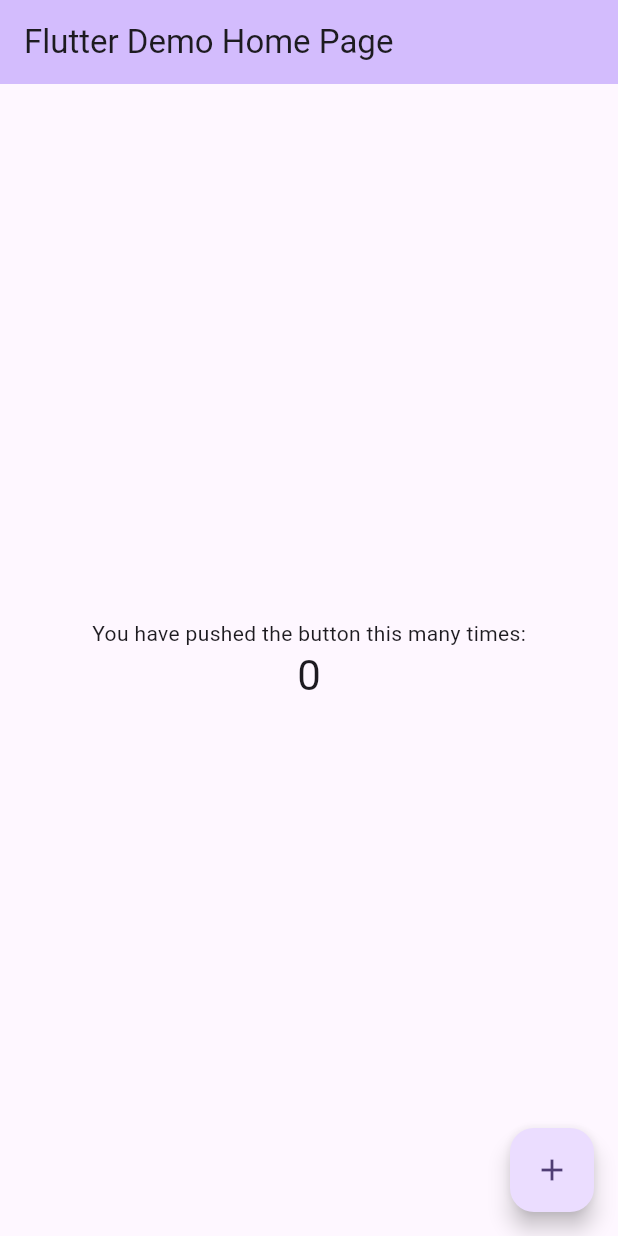
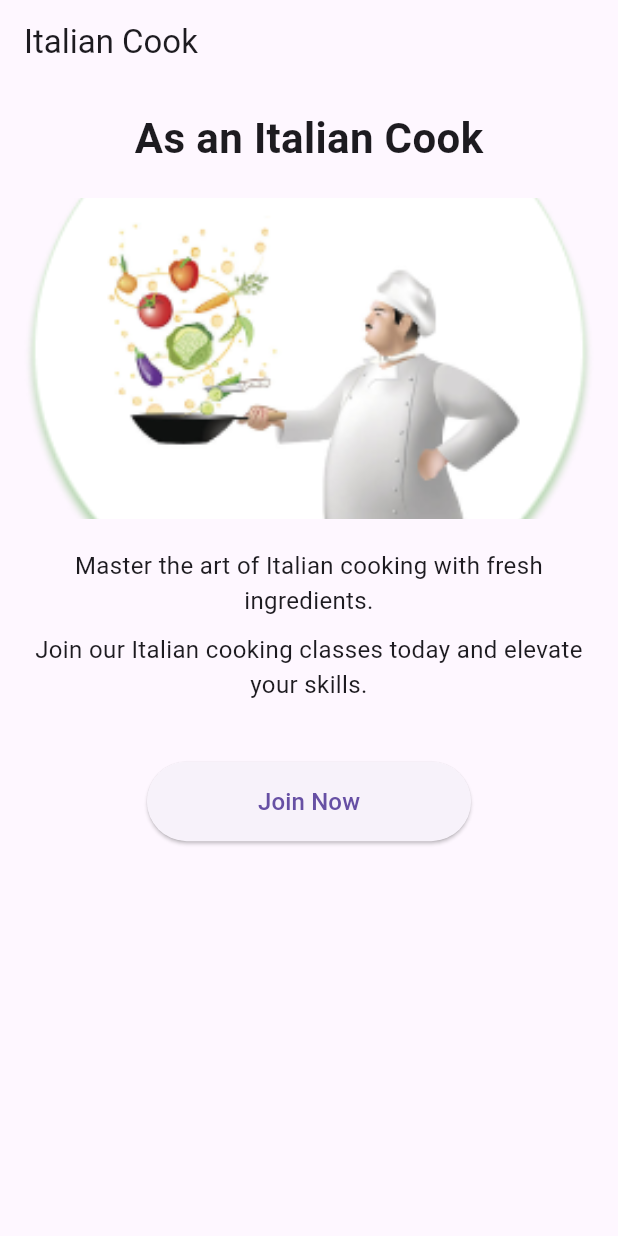
Before and after one commit to avvjt/user_application, a Flutter app: the screen it shows after launch, on a phone screen of 412 x 824 dp. Run offline on Flutter 3.47's test engine with Material 3 defaults, Android fonts, the light colour scheme and no system bars.

Commit message:
first 3 pages done

```diff
--- a/lib/main.dart
+++ b/lib/main.dart
@@ -1,125 +1,22 @@
 import 'package:flutter/material.dart';
-
+import 'screen/get_started.dart'; // Import the new screen
+import 'screen/login.dart';
 void main() {
   runApp(const MyApp());
 }
 
+
 class MyApp extends StatelessWidget {
   const MyApp({super.key});
 
-  // This widget is the root of your application.
   @override
   Widget build(BuildContext context) {
     return MaterialApp(
-      title: 'Flutter Demo',
+      title: 'Italian Cooking Classes',
       theme: ThemeData(
-        // This is the theme of your application.
-        //
-        // TRY THIS: Try running your application with "flutter run". You'll see
-        // the application has a purple toolbar. Then, without quitting the app,
-        // try changing the seedColor in the colorScheme below to Colors.green
-        // and then invoke "hot reload" (save your changes or press the "hot
-        // reload" button in a Flutter-supported IDE, or press "r" if you used
-        // the command line to start the app).
-        //
-        // Notice that the counter didn't reset back to zero; the application
-        // state is not lost during the reload. To reset the state, use hot
-        // restart instead.
-        //
-        // This works for code too, not just values: Most code changes can be
-        // tested with just a hot reload.
-        colorScheme: ColorScheme.fromSeed(seedColor: Colors.deepPurple),
-        useMaterial3: true,
+        primarySwatch: Colors.blue,
       ),
-      home: const MyHomePage(title: 'Flutter Demo Home Page'),
+      home: const GetStartedScreen(), // Starting point of the app
     );
   }
 }
-
-class MyHomePage extends StatefulWidget {
-  const MyHomePage({super.key, required this.title});
-
-  // This widget is the home page of your application. It is stateful, meaning
-  // that it has a State object (defined below) that contains fields that affect
-  // how it looks.
-
-  // This class is the configuration for the state. It holds the values (in this
-  // case the title) provided by the parent (in this case the App widget) and
-  // used by the build method of the State. Fields in a Widget subclass are
-  // always marked "final".
-
-  final String title;
-
-  @override
-  State<MyHomePage> createState() => _MyHomePageState();
-}
-
-class _MyHomePageState extends State<MyHomePage> {
-  int _counter = 0;
-
-  void _incrementCounter() {
-    setState(() {
-      // This call to setState tells the Flutter framework that something has
-      // changed in this State, which causes it to rerun the build method below
-      // so that the display can reflect the updated values. If we changed
-      // _counter without calling setState(), then the build method would not be
-      // called again, and so nothing would appear to happen.
-      _counter++;
-    });
-  }
-
-  @override
-  Widget build(BuildContext context) {
-    // This method is rerun every time setState is called, for instance as done
-    // by the _incrementCounter method above.
-    //
-    // The Flutter framework has been optimized to make rerunning build methods
-    // fast, so that you can just rebuild anything that needs updating rather
-    // than having to individually change instances of widgets.
-    return Scaffold(
-      appBar: AppBar(
-        // TRY THIS: Try changing the color here to a specific color (to
-        // Colors.amber, perhaps?) and trigger a hot reload to see the AppBar
-        // change color while the other colors stay the same.
-        backgroundColor: Theme.of(context).colorScheme.inversePrimary,
-        // Here we take the value from the MyHomePage object that was created by
-        // the App.build method, and use it to set our appbar title.
-        title: Text(widget.title),
-      ),
-      body: Center(
-        // Center is a layout widget. It takes a single child and positions it
-        // in the middle of the parent.
-        child: Column(
-          // Column is also a layout widget. It takes a list of children and
-          // arranges them vertically. By default, it sizes itself to fit its
-          // children horizontally, and tries to be as tall as its parent.
-          //
-          // Column has various properties to control how it sizes itself and
-          // how it positions its children. Here we use mainAxisAlignment to
-          // center the children vertically; the main axis here is the vertical
-          // axis because Columns are vertical (the cross axis would be
-          // horizontal).
-          //
-          // TRY THIS: Invoke "debug painting" (choose the "Toggle Debug Paint"
-          // action in the IDE, or press "p" in the console), to see the
-          // wireframe for each widget.
-          mainAxisAlignment: MainAxisAlignment.center,
-          children: <Widget>[
-            const Text(
-              'You have pushed the button this many times:',
-            ),
-            Text(
-              '$_counter',
-              style: Theme.of(context).textTheme.headlineMedium,
-            ),
-          ],
-        ),
-      ),
-      floatingActionButton: FloatingActionButton(
-        onPressed: _incrementCounter,
-        tooltip: 'Increment',
-        child: const Icon(Icons.add),
-      ), // This trailing comma makes auto-formatting nicer for build methods.
-    );
-  }
-}
--- /dev/null
+++ b/lib/screen/get_started.dart
@@ -0,0 +1,81 @@
+import 'package:flutter/material.dart';
+import 'login.dart'; // Import the login page
+
+class GetStartedScreen extends StatelessWidget {
+  const GetStartedScreen({super.key});
+
+  @override
+  Widget build(BuildContext context) {
+    return Scaffold(
+      appBar: AppBar(
+        title: const Text('Italian Cook'),
+      ),
+      body: Padding(
+        padding: const EdgeInsets.all(16.0),
+        child: Column(
+          crossAxisAlignment: CrossAxisAlignment.center,
+          children: [
+            // "As an Italian Cook" Text
+            const Text(
+              'As an Italian Cook',
+              style: TextStyle(
+                fontSize: 28, // Fixed font size
+                fontWeight: FontWeight.bold,
+              ),
+            ),
+            const SizedBox(height: 20), // Fixed vertical spacing
+
+            // Image
+            AspectRatio(
+              aspectRatio: 16 / 9,
+              child: Image.asset(
+                'lib/assets/chef.png', // Replace with your image URL or local asset
+                fit: BoxFit.cover,
+              ),
+            ),
+            const SizedBox(height: 20), // Fixed vertical spacing
+
+            // First additional text
+            const Text(
+              'Master the art of Italian cooking with fresh ingredients.',
+              style: TextStyle(fontSize: 16), // Fixed font size
+              textAlign: TextAlign.center,
+            ),
+            const SizedBox(height: 10), // Fixed vertical spacing
+
+            // Second additional text
+            const Text(
+              'Join our Italian cooking classes today and elevate your skills.',
+              style: TextStyle(fontSize: 16), // Fixed font size
+              textAlign: TextAlign.center,
+            ),
+            const SizedBox(height: 40), // Fixed vertical spacing
+
+            // Button at the bottom
+            ElevatedButton(
+              onPressed: () {
+                // Redirect to the login page
+                Navigator.push(
+                  context,
+                  MaterialPageRoute(
+                    builder: (context) => LoginScreen(), // Navigate to LoginScreen
+                  ),
+                );
+              },
+              child: const Padding(
+                padding: EdgeInsets.symmetric(
+                  vertical: 15, // Button height
+                  horizontal: 50, // Button width
+                ),
+                child: Text(
+                  'Join Now',
+                  style: TextStyle(fontSize: 16), // Fixed font size
+                ),
+              ),
+            ),
+          ],
+        ),
+      ),
+    );
+  }
+}
```
Also changed, not shown: lib/screen/login.dart (added, +127 -0 lines), lib/screen/otp_verification.dart (added, +127 -0 lines), pubspec.yaml (+6 -69 lines), lib/assets/Google_Icon.png (added), lib/assets/chef.png (added), lib/assets/facebook_icon.png (added), pubspec.lock.
